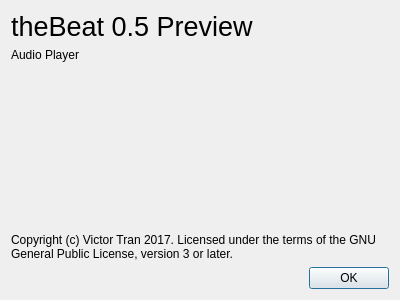
The window that aboutwindow.ui (theCheeseboard/theBeat) describes before a commit, drawn with Qt 5.
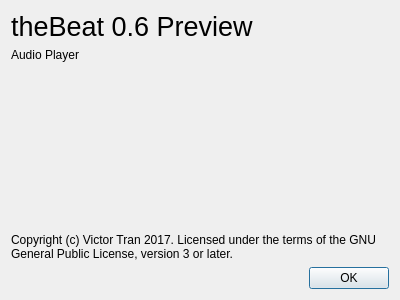
The same window after the commit. Icons and pictures are not drawn.

Commit message: Update about window

What changed in the file:
```diff
--- a/aboutwindow.ui
+++ b/aboutwindow.ui
@@ -26,7 +26,7 @@
       </font>
      </property>
      <property name="text">
-      <string>theBeat 0.5 Preview</string>
+      <string>theBeat 0.6 Preview</string>
      </property>
     </widget>
    </item>
```
